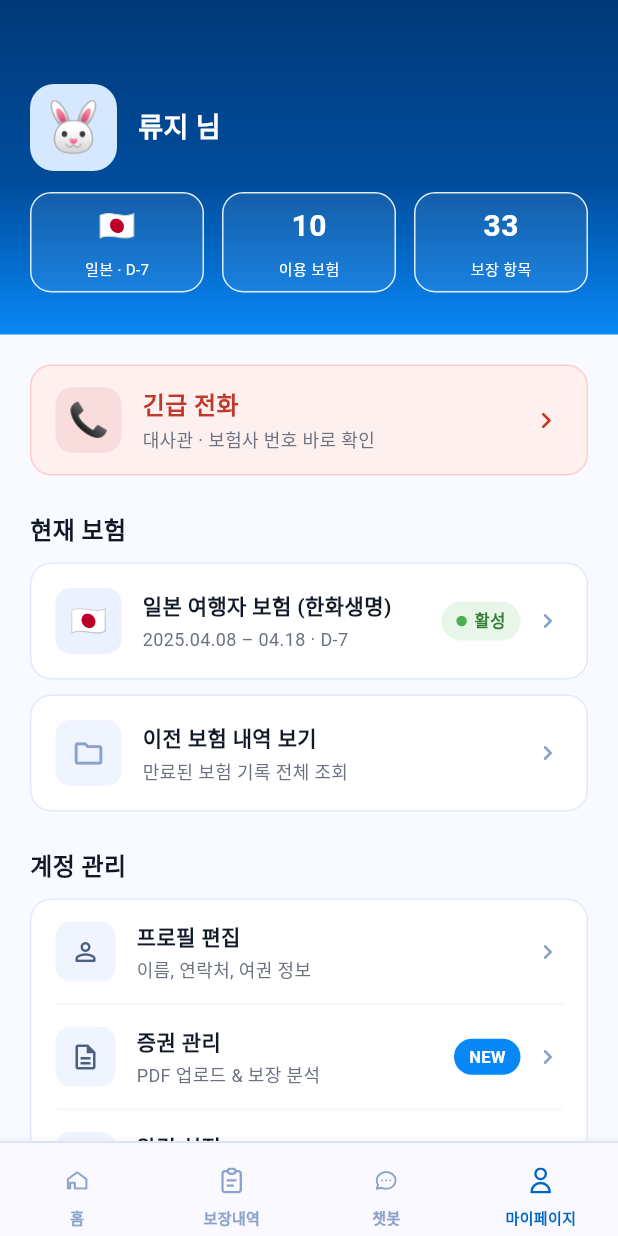
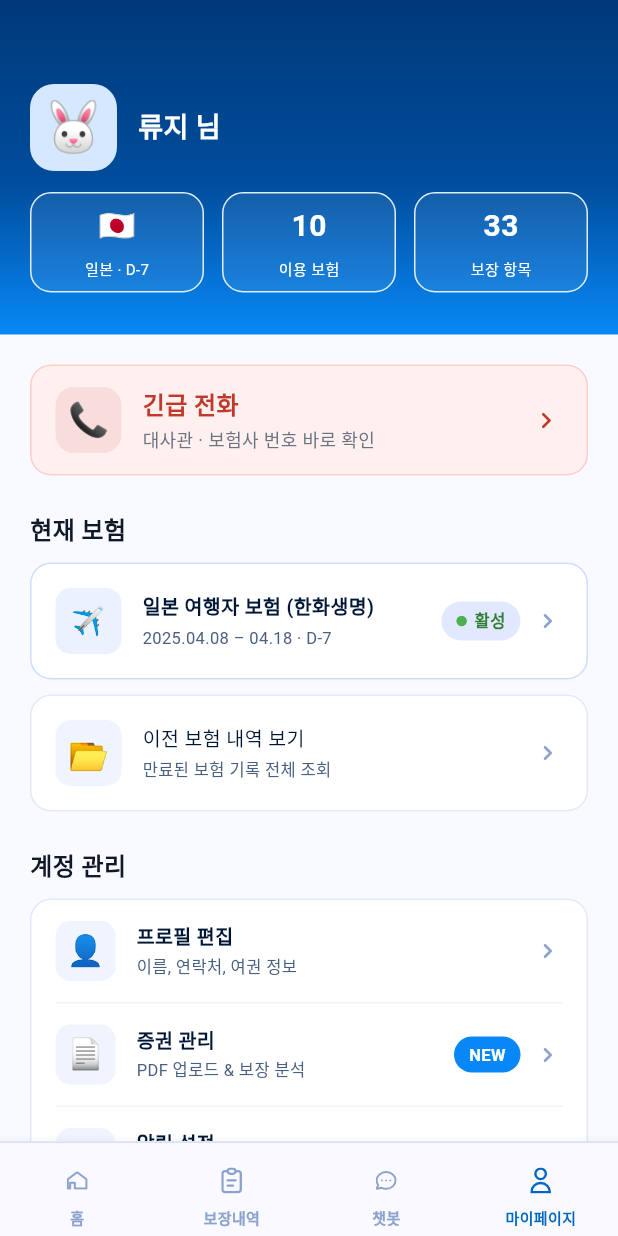
Before and after one commit to Crazy-Capstone/Polight-frontend, a Flutter app: the screen it shows after launch, item 4 of the bottom bar chosen, on a phone screen of 412 x 824 dp. Run offline on Flutter 3.47's test engine with Material 3 defaults, Android fonts, the phone set to English and light mode, and no system bars; our stand-ins replace flutter_svg, geocoding, geolocator, google_fonts.

Commit message:
[Style]마이페이지 css 수정 완료

```diff
--- a/lib/screens/mypage_screen.dart
+++ b/lib/screens/mypage_screen.dart
@@ -137,7 +137,7 @@ class MypageScreen extends StatelessWidget {
       decoration: BoxDecoration(
         color: Colors.white.withOpacity(0.08),
         borderRadius: BorderRadius.circular(14),
-        border: Border.all(color: Color(0xFFE1EDF8), width: 1),
+        border: Border.all(color: const Color(0xFFE1EDF8), width: 1),
       ),
       child: Column(
         children: [
@@ -145,7 +145,7 @@ class MypageScreen extends StatelessWidget {
           const SizedBox(height: 7),
           Text(
             label,
-            style: TextStyle(
+            style: const TextStyle(
               color: Colors.white,
               fontSize: 10,
               fontWeight: FontWeight.w400,
@@ -222,7 +222,7 @@ class MypageScreen extends StatelessWidget {
       decoration: BoxDecoration(
         color: Colors.white,
         borderRadius: BorderRadius.circular(14),
-        border: Border.all(color: const Color(0xFFE2E9FF)),
+        border: Border.all(color: const Color(0xFFCEDDFE)),
       ),
       child: Row(
         children: [
@@ -233,7 +233,7 @@ class MypageScreen extends StatelessWidget {
               color: const Color(0xFFEBF1FF),
               borderRadius: BorderRadius.circular(10),
             ),
-            child: const Center(child: Text('🇯🇵', style: TextStyle(fontSize: 20))),
+            child: const Center(child: Text('✈️', style: TextStyle(fontSize: 20))),
           ),
           const SizedBox(width: 14),
           const Expanded(
@@ -243,15 +243,15 @@ class MypageScreen extends StatelessWidget {
                 Text(
                   '일본 여행자 보험 (한화생명)',
                   style: TextStyle(
-                    color: Color(0xFF111827),
-                    fontSize: 14,
-                    fontWeight: FontWeight.w600,
+                    color: Color(0xFF001635),
+                    fontSize: 13,
+                    fontWeight: FontWeight.w700,
                   ),
                 ),
                 SizedBox(height: 3),
                 Text(
                   '2025.04.08 – 04.18 · D-7',
-                  style: TextStyle(color: Color(0xFF6B7280), fontSize: 12),
+                  style: TextStyle(color: Color(0xFF4A6080), fontSize: 11, fontWeight: FontWeight.w400),
                 ),
               ],
             ),
@@ -259,7 +259,7 @@ class MypageScreen extends StatelessWidget {
           Container(
             padding: const EdgeInsets.symmetric(horizontal: 10, vertical: 5),
             decoration: BoxDecoration(
-              color: const Color(0xFFE8F5E9),
+              color: const Color(0xFFE2E9FF),
               borderRadius: BorderRadius.circular(20),
             ),
             child: Row(
@@ -309,7 +309,7 @@ class MypageScreen extends StatelessWidget {
               color: const Color(0xFFF0F4FF),
               borderRadius: BorderRadius.circular(10),
             ),
-            child: const Icon(Icons.folder_outlined, color: Color(0xFF8BA3CC), size: 22),
+            child: const Center(child: Text('📂', style: TextStyle(fontSize: 22))),
           ),
           const SizedBox(width: 14),
           const Expanded(
@@ -319,15 +319,15 @@ class MypageScreen extends StatelessWidget {
                 Text(
                   '이전 보험 내역 보기',
                   style: TextStyle(
-                    color: Color(0xFF111827),
-                    fontSize: 14,
-                    fontWeight: FontWeight.w600,
+                    color: Color(0xFF001635),
+                    fontSize: 13,
+                    fontWeight: FontWeight.w400,
                   ),
                 ),
                 SizedBox(height: 3),
                 Text(
                   '만료된 보험 기록 전체 조회',
-                  style: TextStyle(color: Color(0xFF6B7280), fontSize: 12),
+                  style: TextStyle(color: Color(0xFF4A6080), fontSize: 11, fontWeight: FontWeight.w400,),
                 ),
               ],
             ),
@@ -349,29 +349,24 @@ class MypageScreen extends StatelessWidget {
       child: Column(
         children: [
           _buildAccountRow(
-            icon: Icons.person_outline_rounded,
-            iconColor: const Color(0xFF4A6080),
+            emoji: '👤',
             title: '프로필 편집',
             subtitle: '이름, 연락처, 여권 정보',
             badge: null,
-            isFirst: true,
           ),
           const Divider(height: 1, color: Color(0xFFF0F4FF), indent: 16, endIndent: 16),
           _buildAccountRow(
-            icon: Icons.description_outlined,
-            iconColor: const Color(0xFF4A6080),
+            emoji: '📄',
             title: '증권 관리',
             subtitle: 'PDF 업로드 & 보장 분석',
             badge: 'NEW',
           ),
           const Divider(height: 1, color: Color(0xFFF0F4FF), indent: 16, endIndent: 16),
           _buildAccountRow(
-            icon: Icons.notifications_outlined,
-            iconColor: const Color(0xFF4A6080),
+            emoji: '🔔',
             title: '알림 설정',
             subtitle: '보험 만료, 갱신 알림',
             badge: null,
-            isLast: true,
           ),
         ],
       ),
@@ -379,13 +374,10 @@ class MypageScreen extends StatelessWidget {
   }
 
   Widget _buildAccountRow({
-    required IconData icon,
-    required Color iconColor,
+    required String emoji,
     required String title,
     required String subtitle,
     required String? badge,
-    bool isFirst = false,
-    bool isLast = false,
   }) {
     return Padding(
       padding: const EdgeInsets.symmetric(horizontal: 16, vertical: 14),
@@ -398,7 +390,7 @@ class MypageScreen extends StatelessWidget {
               color: const Color(0xFFF0F4FF),
               borderRadius: BorderRadius.circular(10),
             ),
-            child: Icon(icon, color: iconColor, size: 20),
+            child: Center(child: Text(emoji, style: const TextStyle(fontSize: 20))),
           ),
           const SizedBox(width: 14),
           Expanded(
@@ -407,16 +399,16 @@ class MypageScreen extends StatelessWidget {
               children: [
                 Text(
                   title,
-                  style: const TextStyle(
-                    color: Color(0xFF111827),
-                    fontSize: 14,
-                    fontWeight: FontWeight.w600,
+                  style: TextStyle(
+                    color: Color(0xFF001635),
+                    fontSize: 13,
+                    fontWeight: FontWeight.w700,
                   ),
                 ),
                 const SizedBox(height: 2),
                 Text(
                   subtitle,
-                  style: const TextStyle(color: Color(0xFF6B7280), fontSize: 12),
+                  style: TextStyle(color: Color(0xFF4A6080), fontSize: 11, fontWeight: FontWeight.w400,),
                 ),
               ],
             ),
@@ -463,9 +455,9 @@ class MypageScreen extends StatelessWidget {
         child: const Text(
           '로그아웃',
           style: TextStyle(
-            color: Color(0xFF111827),
-            fontSize: 15,
-            fontWeight: FontWeight.w500,
+            color: Color(0xFF4A6080),
+            fontSize: 13,
+            fontWeight: FontWeight.w400,
           ),
         ),
       ),
@@ -480,8 +472,9 @@ class MypageScreen extends StatelessWidget {
         child: const Text(
           '회원 탈퇴',
           style: TextStyle(
-            color: Color(0xFFEF4444),
-            fontSize: 13,
+            color: Color(0xFFDC9995),
+            fontSize: 12,
+            fontWeight: FontWeight.w400,
           ),
         ),
       ),
```
